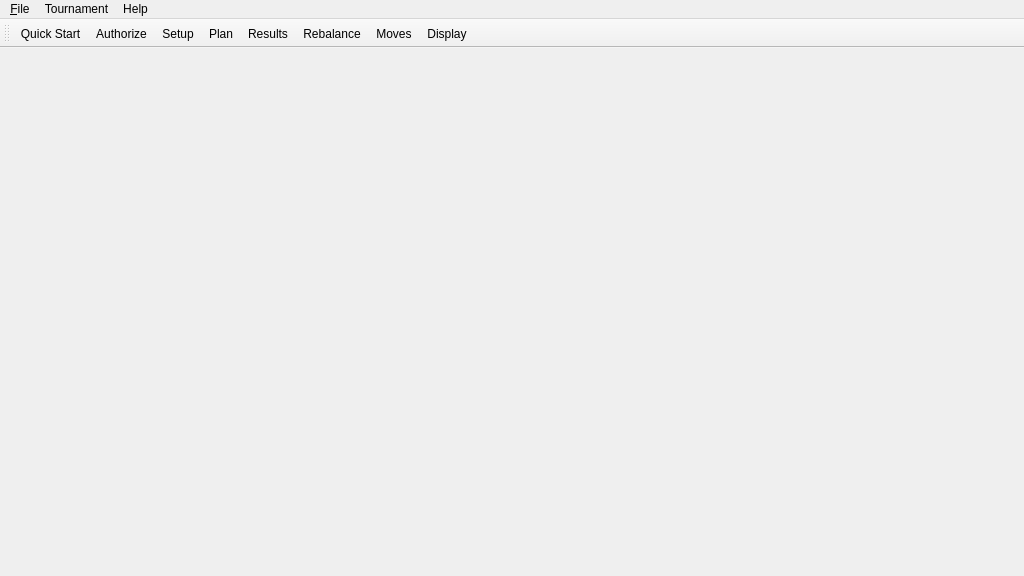
The window that TBQt/TBMainWindow.ui (ryandrake08/td) describes before a commit, drawn with Qt 5.
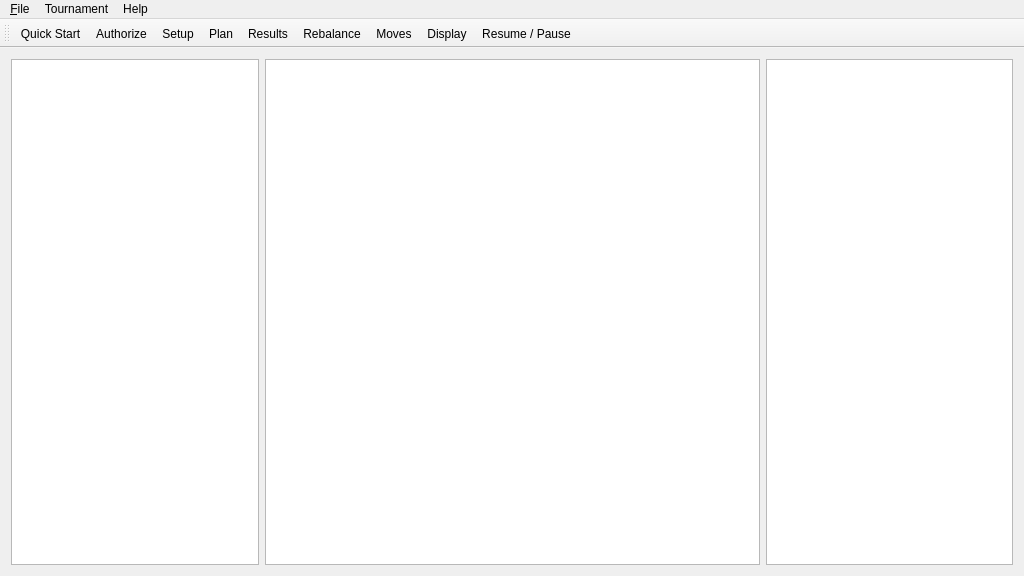
The same window after the commit. Icons and pictures are not drawn.

Commit message: Work in progress hooking up state to main window views

The edit to the form file:
```diff
--- a/TBQt/TBMainWindow.ui
+++ b/TBQt/TBMainWindow.ui
@@ -20,7 +20,42 @@
    <string>Hello, World!</string>
   </property>
   <widget class="QWidget" name="centralWidget">
-   <layout class="QGridLayout" name="gridLayout"/>
+   <layout class="QGridLayout" name="gridLayout">
+    <item row="0" column="0">
+     <layout class="QHBoxLayout" name="horizontalLayout">
+      <item>
+       <widget class="QTableView" name="leftTableView">
+        <property name="sizePolicy">
+         <sizepolicy hsizetype="Expanding" vsizetype="Expanding">
+          <horstretch>1</horstretch>
+          <verstretch>0</verstretch>
+         </sizepolicy>
+        </property>
+       </widget>
+      </item>
+      <item>
+       <widget class="QTableView" name="centerTableView">
+        <property name="sizePolicy">
+         <sizepolicy hsizetype="Expanding" vsizetype="Expanding">
+          <horstretch>2</horstretch>
+          <verstretch>0</verstretch>
+         </sizepolicy>
+        </property>
+       </widget>
+      </item>
+      <item>
+       <widget class="QTableView" name="rightTableView">
+        <property name="sizePolicy">
+         <sizepolicy hsizetype="Expanding" vsizetype="Expanding">
+          <horstretch>1</horstretch>
+          <verstretch>0</verstretch>
+         </sizepolicy>
+        </property>
+       </widget>
+      </item>
+     </layout>
+    </item>
+   </layout>
   </widget>
   <widget class="QMenuBar" name="menuBar">
    <property name="geometry">
@@ -281,7 +316,7 @@
     <string>Resume / Pause</string>
    </property>
    <property name="iconText">
-    <string> </string>
+    <string>Resume / Pause</string>
    </property>
    <property name="shortcut">
     <string>Ctrl+G</string>
```
Left out of the diff: 6 changed lines with no effect on the pictures. The commit also changes 14 other files.
